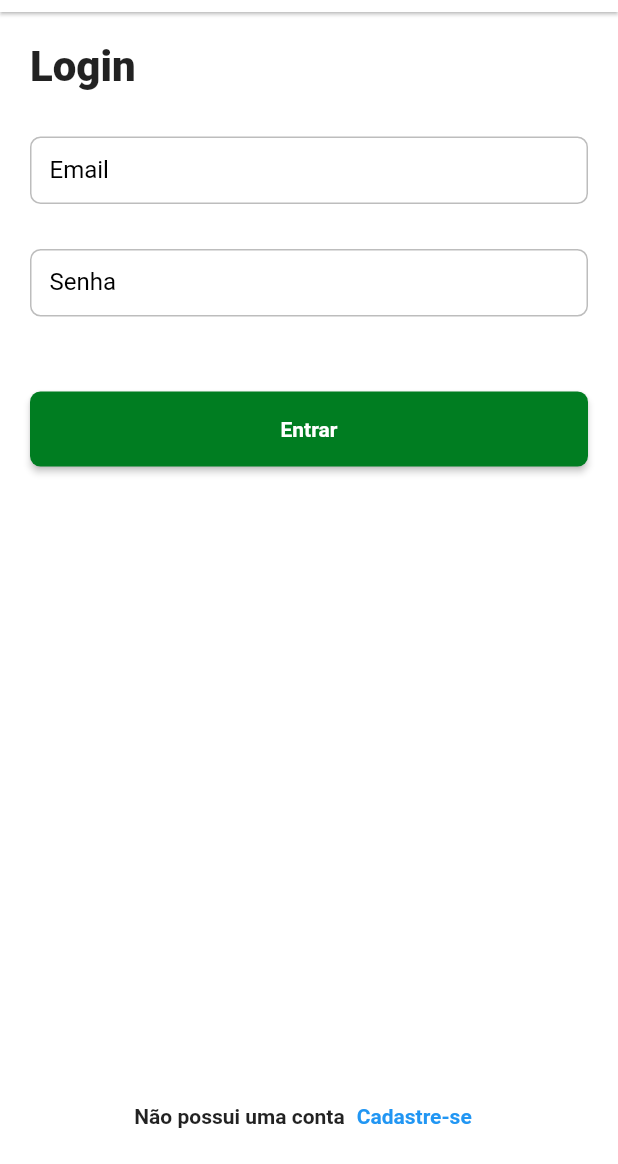
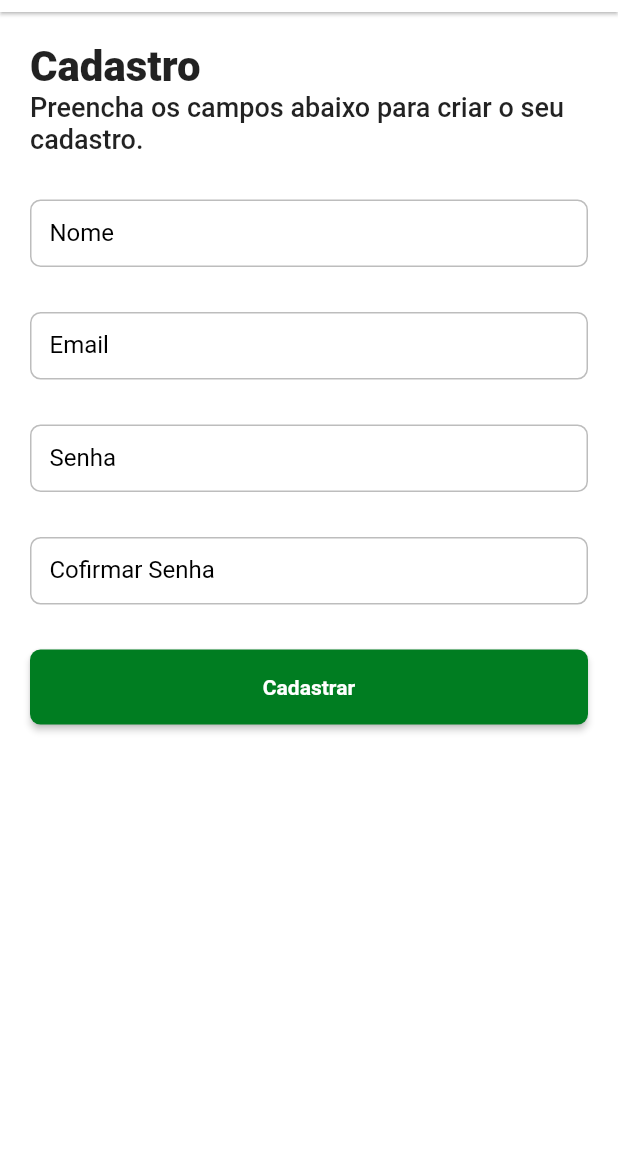
Before and after one commit to VitoriaMagnus/delivery_app, a Flutter app: the LoginPage screen opened by its route, after a tap on "Cadastre-se", on a phone screen of 412 x 824 dp, the part 72-1236 px from its top. Run offline on Flutter 3.47's test engine with Material 2 defaults, Android fonts, the phone set to English and light mode, and no system bars; our stand-ins replace bloc, dio, equatable, flutter_bloc, loading_animation_widget, shared_preferences and 1 more; missing offline and left inert: match; accounts and stored records are empty; Roboto replaces fonts that are missing (mplus1).

Commit message:
tela de login e register

```diff
--- a/lib/app/delivery_app.dart
+++ b/lib/app/delivery_app.dart
@@ -1,6 +1,7 @@
 import 'package:delivery_app/app/core/provider/application_binding.dart';
 import 'package:delivery_app/app/core/ui/theme/theme_config.dart';
 import 'package:delivery_app/app/pages/auth/login/login_page.dart';
+import 'package:delivery_app/app/pages/auth/login/register/register_page.dart';
 import 'package:delivery_app/app/pages/home/home_router.dart';
 import 'package:delivery_app/app/pages/product_detail/product_detail_router.dart';
 import 'package:delivery_app/app/pages/splash/splahs_page.dart';
@@ -21,6 +22,7 @@ class DeliveryApp extends StatelessWidget {
           '/home': (context) => HomeRouter.page,
           '/productDetail': (context) => ProductDetailRouter.page,
           '/auth/login': (context) => const LoginPage(),
+          '/auth/register': (context) => RegisterPage(),
         },
       ),
     );
--- a/lib/app/pages/auth/login/login_page.dart
+++ b/lib/app/pages/auth/login/login_page.dart
@@ -60,7 +60,9 @@ class LoginPage extends StatelessWidget {
                       style: context.textStyles.textBold,
                     ),
                     TextButton(
-                      onPressed: () {},
+                      onPressed: () {
+                        Navigator.of(context).pushNamed('/auth/register');
+                      },
                       child: Text(
                         'Cadastre-se',
                         style: context.textStyles.textBold
--- /dev/null
+++ b/lib/app/pages/auth/login/register/register_page.dart
@@ -0,0 +1,60 @@
+import 'package:delivery_app/app/core/ui/styles/text_styles.dart';
+import 'package:delivery_app/app/core/widgets/delivery_app_bar.dart';
+import 'package:delivery_app/app/core/widgets/delivery_button.dart';
+import 'package:flutter/material.dart';
+
+class RegisterPage extends StatelessWidget {
+  const RegisterPage({super.key});
+
+  @override
+  Widget build(BuildContext context) {
+    return Scaffold(
+      appBar: DeliveryAppBar(),
+      body: SingleChildScrollView(
+        child: Padding(
+          padding: const EdgeInsets.all(20.0),
+          child: Form(
+            child: Column(
+              crossAxisAlignment: CrossAxisAlignment.start,
+              children: [
+                Text(
+                  'Cadastro',
+                  style: context.textStyles.textTitle,
+                ),
+                Text(
+                  'Preencha os campos abaixo para criar o seu cadastro.',
+                  style: context.textStyles.textMedium.copyWith(fontSize: 18),
+                ),
+                const SizedBox(height: 30),
+                TextFormField(
+                  decoration: const InputDecoration(labelText: 'Nome'),
+                ),
+                const SizedBox(height: 30),
+                TextFormField(
+                  decoration: const InputDecoration(labelText: 'Email'),
+                ),
+                const SizedBox(height: 30),
+                TextFormField(
+                  decoration: const InputDecoration(labelText: 'Senha'),
+                ),
+                const SizedBox(height: 30),
+                TextFormField(
+                  decoration:
+                      const InputDecoration(labelText: 'Cofirmar Senha'),
+                ),
+                const SizedBox(height: 30),
+                Center(
+                  child: DeliveryButton(
+                    onPressed: () {},
+                    label: 'Cadastrar',
+                    width: double.infinity,
+                  ),
+                ),
+              ],
+            ),
+          ),
+        ),
+      ),
+    );
+  }
+}
```
